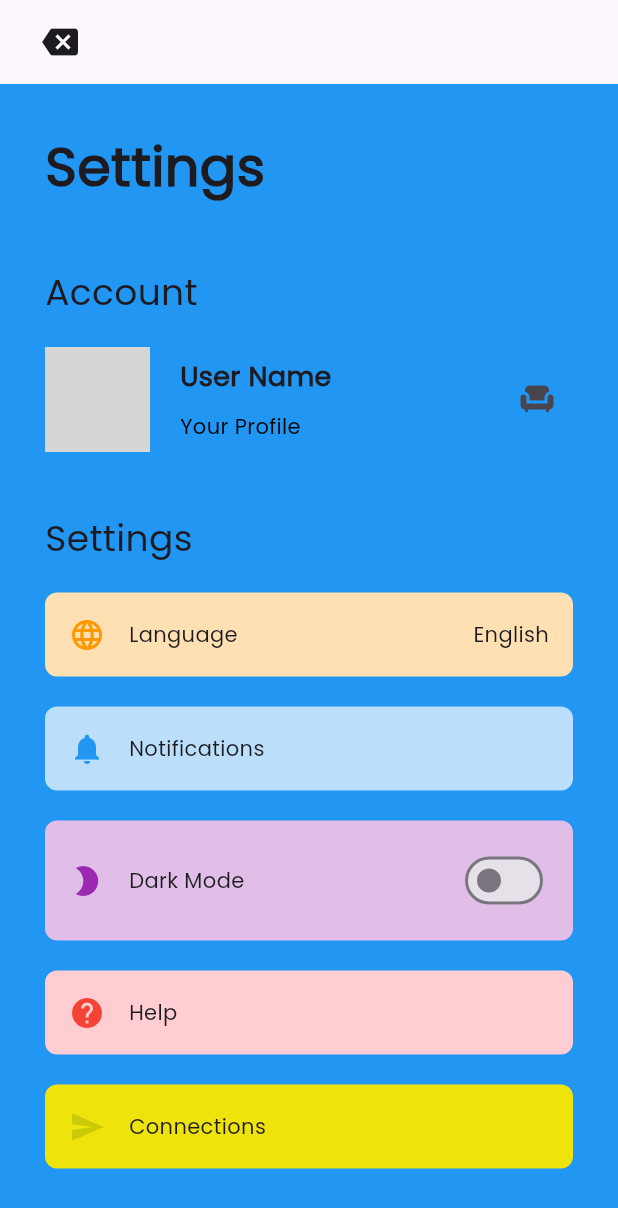
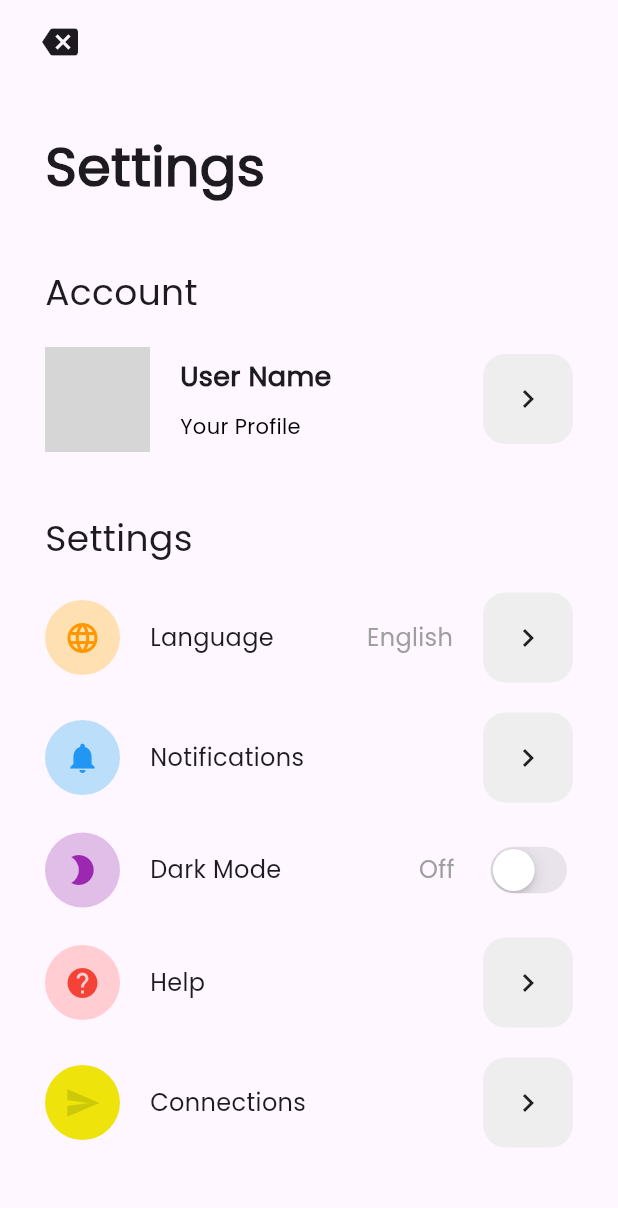
Before and after one commit to CarrotNinja/ScholarSphere, a Flutter app: the SettingsPage screen opened directly, on a phone screen of 412 x 824 dp. Shown: the top 1208 px of the screen. Run offline on Flutter 3.47's test engine with Material 3 defaults, Android fonts, the phone set to English and light mode, and no system bars; our stand-ins replace firebase_auth, firebase_core, google_nav_bar; accounts and stored records are empty; grey boxes are pictures that could not be loaded.

Commit message:
updated settings page

```diff
--- a/scholar_sphere/lib/main.dart
+++ b/scholar_sphere/lib/main.dart
@@ -20,7 +20,7 @@ class MyApp extends StatelessWidget {
     return MaterialApp(
       theme: ThemeData(fontFamily: 'Poppins'),
       debugShowCheckedModeBanner: false,
-      home: const WidgetTree(),
+      home: const SettingsPage(),
     );
   }
 }
--- a/scholar_sphere/lib/pages/forward_button.dart
+++ b/scholar_sphere/lib/pages/forward_button.dart
@@ -1,15 +1,25 @@
-// lib/widgets/forward_button.dart
 import 'package:flutter/material.dart';
+
 class ForwardButton extends StatelessWidget {
-  final VoidCallback onTap;
-
-  const ForwardButton({required this.onTap});
+  final Function() onTap;
+  const ForwardButton({
+    super.key,
+    required this.onTap,
+  });
 
   @override
   Widget build(BuildContext context) {
-    return IconButton(
-      onPressed: onTap,
-      icon: const Icon(Icons.chair),
+    return GestureDetector(
+      onTap: onTap,
+      child: Container(
+        width: 60,
+        height: 60,
+        decoration: BoxDecoration(
+          color: Colors.grey.shade200,
+          borderRadius: BorderRadius.circular(15),
+        ),
+        child: const Icon(Icons.chevron_right),
+      ),
     );
   }
 }
--- a/scholar_sphere/lib/pages/settings_page.dart
+++ b/scholar_sphere/lib/pages/settings_page.dart
@@ -20,7 +20,6 @@ class _SettingsPageState extends State<SettingsPage> {
   @override
   Widget build(BuildContext context) {
     return Scaffold(
-      backgroundColor: Colors.blue,
       appBar: AppBar(
         leading: IconButton(
           onPressed: () {},
--- a/scholar_sphere/lib/util/setting_item.dart
+++ b/scholar_sphere/lib/util/setting_item.dart
@@ -1,46 +1,64 @@
-// setting_item.dart
+import 'package:scholar_sphere/pages/forward_button.dart';
 import 'package:flutter/material.dart';
 
 class SettingItem extends StatelessWidget {
   final String title;
-  final IconData icon;
   final Color bgColor;
   final Color iconColor;
+  final IconData icon;
+  final Function() onTap;
   final String? value;
-  final VoidCallback onTap;
-
   const SettingItem({
+    super.key,
     required this.title,
-    required this.icon,
     required this.bgColor,
     required this.iconColor,
+    required this.icon,
+    required this.onTap,
     this.value,
-    required this.onTap,
   });
 
   @override
   Widget build(BuildContext context) {
-    return InkWell(
-      onTap: onTap,
-      child: Container(
-        padding: const EdgeInsets.all(16),
-        decoration: BoxDecoration(
-          color: bgColor,
-          borderRadius: BorderRadius.circular(8),
-        ),
-        child: Row(
-          mainAxisAlignment: MainAxisAlignment.spaceBetween,
-          children: [
-            Row(
-              children: [
-                Icon(icon, color: iconColor),
-                const SizedBox(width: 16),
-                Text(title),
-              ],
+    return SizedBox(
+      width: double.infinity,
+      child: Row(
+        children: [
+          Container(
+            height: 50,
+            width: 50,
+            decoration: BoxDecoration(
+              shape: BoxShape.circle,
+              color: bgColor,
             ),
-            if (value != null) Text(value!),
-          ],
-        ),
+            child: Icon(
+              icon,
+              color: iconColor,
+            ),
+          ),
+          const SizedBox(width: 20),
+          Text(
+            title,
+            style: const TextStyle(
+              fontSize: 16,
+              fontWeight: FontWeight.w500,
+            ),
+          ),
+          const Spacer(),
+          value != null
+              ? Text(
+                  value!,
+                  style: const TextStyle(
+                    fontSize: 16,
+                    color: Colors.grey,
+                  ),
+                )
+              : const SizedBox(),
+          const SizedBox(width: 20),
+          ForwardButton(
+            onTap: onTap,
+          ),
+        ],
       ),
     );
   }
--- a/scholar_sphere/lib/util/setting_switch.dart
+++ b/scholar_sphere/lib/util/setting_switch.dart
@@ -1,45 +1,59 @@
-// setting_switch.dart
+import 'package:flutter/cupertino.dart';
 import 'package:flutter/material.dart';
 
 class SettingSwitch extends StatelessWidget {
   final String title;
-  final IconData icon;
   final Color bgColor;
   final Color iconColor;
+  final IconData icon;
   final bool value;
-  final ValueChanged<bool> onTap;
-
+  final Function(bool value) onTap;
   const SettingSwitch({
+    super.key,
     required this.title,
-    required this.icon,
     required this.bgColor,
     required this.iconColor,
+    required this.icon,
     required this.value,
     required this.onTap,
   });
 
   @override
   Widget build(BuildContext context) {
-    return Container(
-      padding: const EdgeInsets.all(16),
-      decoration: BoxDecoration(
-        color: bgColor,
-        borderRadius: BorderRadius.circular(8),
-      ),
+    return SizedBox(
+      width: double.infinity,
       child: Row(
-        mainAxisAlignment: MainAxisAlignment.spaceBetween,
         children: [
-          Row(
-            children: [
-              Icon(icon, color: iconColor),
-              const SizedBox(width: 16),
-              Text(title),
-            ],
+          Container(
+            height: 50,
+            width: 50,
+            decoration: BoxDecoration(
+              shape: BoxShape.circle,
+              color: bgColor,
+            ),
+            child: Icon(
+              icon,
+              color: iconColor,
+            ),
           ),
-          Switch(
-            value: value,
-            onChanged: onTap,
+          const SizedBox(width: 20),
+          Text(
+            title,
+            style: const TextStyle(
+              fontSize: 16,
+              fontWeight: FontWeight.w500,
+            ),
           ),
+          const Spacer(),
+          Text(
+            value ? "On" : "Off",
+            style: const TextStyle(
+              fontSize: 16,
+              color: Colors.grey,
+            ),
+          ),
+          const SizedBox(width: 20),
+          CupertinoSwitch(value: value, onChanged: onTap),
         ],
       ),
     );
```
